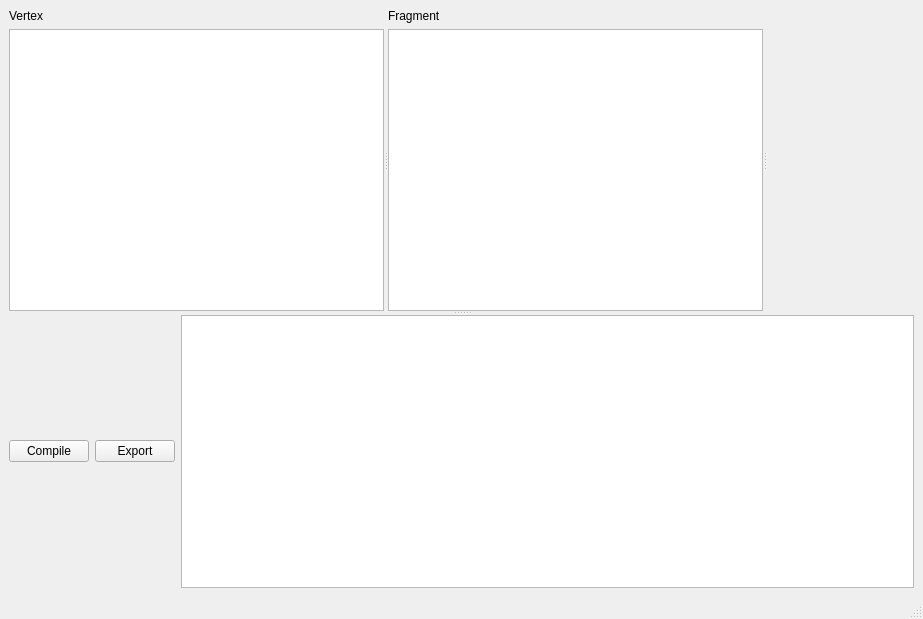
First picture: the form in mainwindow.ui, repository MEHRDADsmj/ShEd, before the edit.
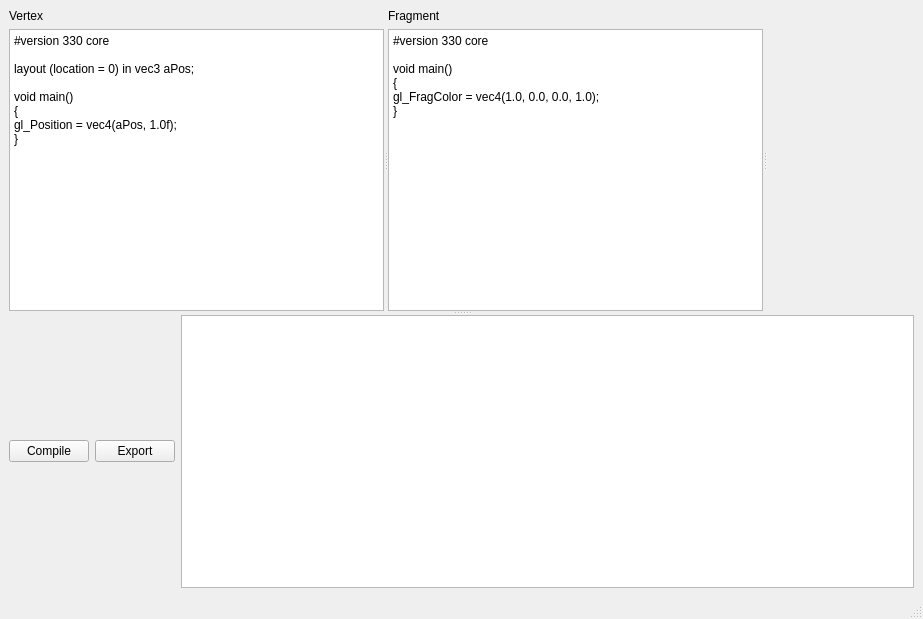
Second picture: the form after the edit. Custom widgets are drawn as their Qt base class.

```diff
--- a/mainwindow.ui
+++ b/mainwindow.ui
@@ -38,7 +38,22 @@
            </widget>
           </item>
           <item>
-           <widget class="QTextEdit" name="txtVertex"/>
+           <widget class="QTextEdit" name="txtVertex">
+            <property name="html">
+             <string>&lt;!DOCTYPE HTML PUBLIC &quot;-//W3C//DTD HTML 4.0//EN&quot; &quot;http://www.w3.org/TR/REC-html40/strict.dtd&quot;&gt;
+&lt;html&gt;&lt;head&gt;&lt;meta name=&quot;qrichtext&quot; content=&quot;1&quot; /&gt;&lt;meta charset=&quot;utf-8&quot; /&gt;&lt;style type=&quot;text/css&quot;&gt;
+p, li { white-space: pre-wrap; }
+&lt;/style&gt;&lt;/head&gt;&lt;body style=&quot; font-family:'Segoe UI'; font-size:9pt; font-weight:400; font-style:normal;&quot;&gt;
+&lt;p style=&quot; margin-top:0px; margin-bottom:0px; margin-left:0px; margin-right:0px; -qt-block-indent:0; text-indent:0px;&quot;&gt;#version 330 core&lt;/p&gt;
+&lt;p style=&quot;-qt-paragraph-type:empty; margin-top:0px; margin-bottom:0px; margin-left:0px; margin-right:0px; -qt-block-indent:0; text-indent:0px;&quot;&gt;&lt;br /&gt;&lt;/p&gt;
+&lt;p style=&quot; margin-top:0px; margin-bottom:0px; margin-left:0px; margin-right:0px; -qt-block-indent:0; text-indent:0px;&quot;&gt;layout (location = 0) in vec3 aPos;&lt;/p&gt;
+&lt;p style=&quot;-qt-paragraph-type:empty; margin-top:0px; margin-bottom:0px; margin-left:0px; margin-right:0px; -qt-block-indent:0; text-indent:0px;&quot;&gt;&lt;br /&gt;&lt;/p&gt;
+&lt;p style=&quot; margin-top:0px; margin-bottom:0px; margin-left:0px; margin-right:0px; -qt-block-indent:0; text-indent:0px;&quot;&gt;void main()&lt;/p&gt;
+&lt;p style=&quot; margin-top:0px; margin-bottom:0px; margin-left:0px; margin-right:0px; -qt-block-indent:0; text-indent:0px;&quot;&gt;{&lt;/p&gt;
+&lt;p style=&quot; margin-top:0px; margin-bottom:0px; margin-left:0px; margin-right:0px; -qt-block-indent:0; text-indent:0px;&quot;&gt;gl_Position = vec4(aPos, 1.0f);&lt;/p&gt;
+&lt;p style=&quot; margin-top:0px; margin-bottom:0px; margin-left:0px; margin-right:0px; -qt-block-indent:0; text-indent:0px;&quot;&gt;}&lt;/p&gt;&lt;/body&gt;&lt;/html&gt;</string>
+            </property>
+           </widget>
           </item>
          </layout>
         </widget>
@@ -52,7 +67,20 @@
            </widget>
           </item>
           <item>
-           <widget class="QTextEdit" name="txtFragment"/>
+           <widget class="QTextEdit" name="txtFragment">
+            <property name="html">
+             <string>&lt;!DOCTYPE HTML PUBLIC &quot;-//W3C//DTD HTML 4.0//EN&quot; &quot;http://www.w3.org/TR/REC-html40/strict.dtd&quot;&gt;
+&lt;html&gt;&lt;head&gt;&lt;meta name=&quot;qrichtext&quot; content=&quot;1&quot; /&gt;&lt;meta charset=&quot;utf-8&quot; /&gt;&lt;style type=&quot;text/css&quot;&gt;
+p, li { white-space: pre-wrap; }
+&lt;/style&gt;&lt;/head&gt;&lt;body style=&quot; font-family:'Segoe UI'; font-size:9pt; font-weight:400; font-style:normal;&quot;&gt;
+&lt;p style=&quot; margin-top:0px; margin-bottom:0px; margin-left:0px; margin-right:0px; -qt-block-indent:0; text-indent:0px;&quot;&gt;#version 330 core&lt;/p&gt;
+&lt;p style=&quot;-qt-paragraph-type:empty; margin-top:0px; margin-bottom:0px; margin-left:0px; margin-right:0px; -qt-block-indent:0; text-indent:0px;&quot;&gt;&lt;br /&gt;&lt;/p&gt;
+&lt;p style=&quot; margin-top:0px; margin-bottom:0px; margin-left:0px; margin-right:0px; -qt-block-indent:0; text-indent:0px;&quot;&gt;void main()&lt;/p&gt;
+&lt;p style=&quot; margin-top:0px; margin-bottom:0px; margin-left:0px; margin-right:0px; -qt-block-indent:0; text-indent:0px;&quot;&gt;{&lt;/p&gt;
+&lt;p style=&quot; margin-top:0px; margin-bottom:0px; margin-left:0px; margin-right:0px; -qt-block-indent:0; text-indent:0px;&quot;&gt;gl_FragColor = vec4(1.0, 0.0, 0.0, 1.0);&lt;/p&gt;
+&lt;p style=&quot; margin-top:0px; margin-bottom:0px; margin-left:0px; margin-right:0px; -qt-block-indent:0; text-indent:0px;&quot;&gt;}&lt;/p&gt;&lt;/body&gt;&lt;/html&gt;</string>
+            </property>
+           </widget>
           </item>
          </layout>
         </widget>
```
